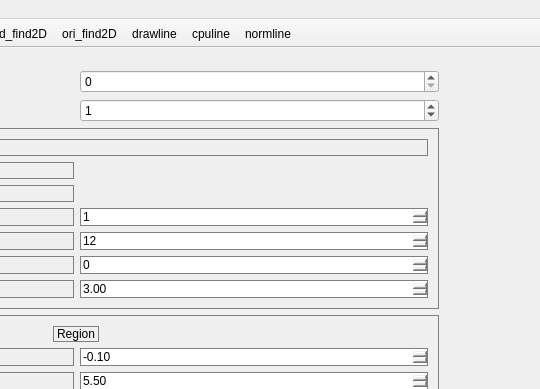
Old version of the form OccDebuger/MainWindowOcc.ui in the repository WisdomToNorth/OccDemo; both pictures show x 308 to 848 and y 0 to 389 of the 848 by 774 pixel window.
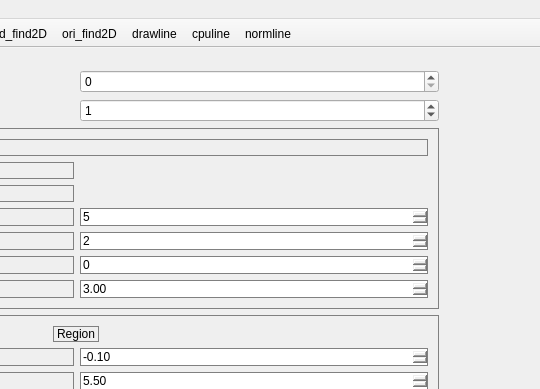
New version of the form.

Diff of the .ui file:
```diff
--- a/OccDebuger/MainWindowOcc.ui
+++ b/OccDebuger/MainWindowOcc.ui
@@ -115,7 +115,7 @@
                 <number>1000</number>
                </property>
                <property name="value">
-                <number>12</number>
+                <number>2</number>
                </property>
               </widget>
              </item>
@@ -142,7 +142,7 @@
                 <number>1000</number>
                </property>
                <property name="value">
-                <number>1</number>
+                <number>5</number>
                </property>
               </widget>
              </item>
```
Left out of the diff: 2 changed lines with no effect on the pictures.
